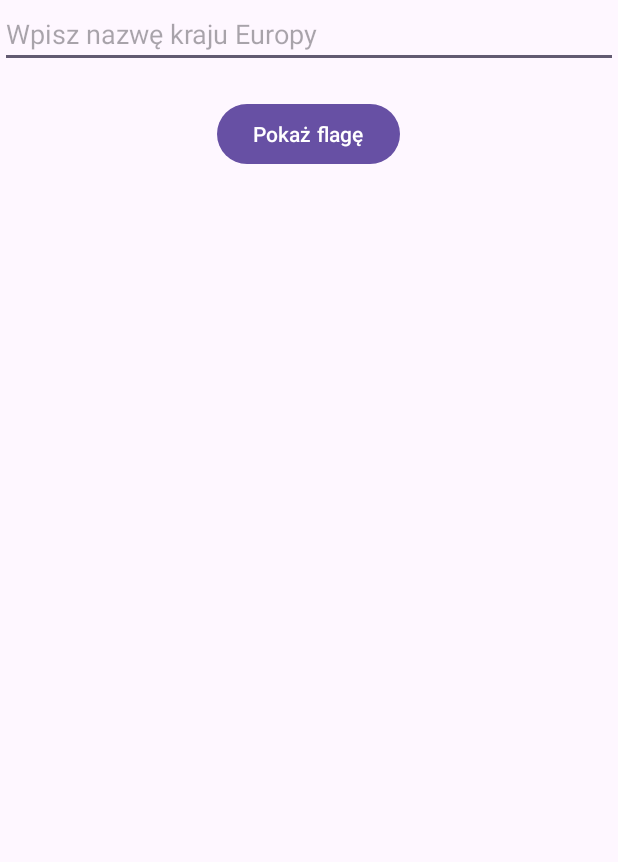
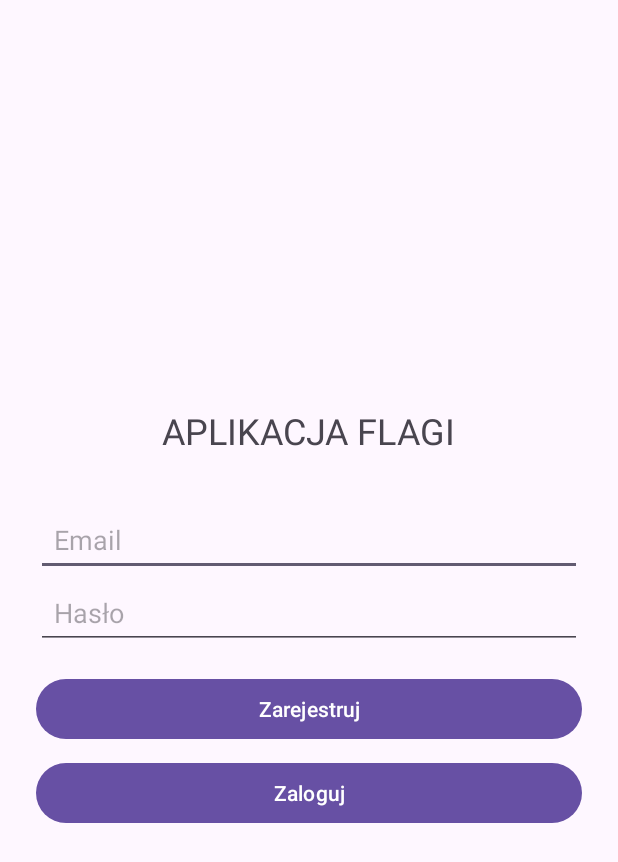
Before and after one commit to szymonwiecki/projekt_android_flagi_mapa, an Android app: the screen it shows after launch (MainActivity before the commit, LoginActivity after it), on a phone screen of 412 x 824 dp. Shown: the top 862 px of the screen. Run offline under Robolectric (Android 15) with nearby library versions, the phone set to English and light mode, and no system bars; our stand-ins replace Firebase (no records; nobody signed in at launch, a user with empty details on screens opened directly).

Commit message:
Initial commit

```diff
--- /dev/null
+++ b/app/src/main/java/com/example/project3/LoginActivity.java
@@ -0,0 +1,63 @@
+// LoginActivity.java
+package com.example.project3;
+
+import android.content.Intent;
+import android.os.Bundle;
+import android.text.TextUtils;
+import android.view.View;
+import android.widget.Button;
+import android.widget.EditText;
+import android.widget.Toast;
+
+import androidx.annotation.NonNull;
+import androidx.appcompat.app.AppCompatActivity;
+
+import com.google.firebase.auth.FirebaseAuth;
+import com.google.firebase.auth.FirebaseUser;
+
+public class LoginActivity extends AppCompatActivity {
+
+    private EditText email, password;
+    private Button registerBtn, loginBtn;
+    private FirebaseAuth auth;
+
+    @Override
+    protected void onCreate(Bundle savedInstanceState) {
+        super.onCreate(savedInstanceState);
+        setContentView(R.layout.activity_login);
+
+        auth = FirebaseAuth.getInstance();
+        email = findViewById(R.id.email);
+        password = findViewById(R.id.password);
+        registerBtn = findViewById(R.id.register_button);
+        loginBtn = findViewById(R.id.login_button);
+
+        registerBtn.setOnClickListener(v -> register());
+        loginBtn.setOnClickListener(v -> login());
+    }
+
+    private void register() {
+        String mail = email.getText().toString();
+        String pass = password.getText().toString();
+        auth.createUserWithEmailAndPassword(mail, pass).addOnCompleteListener(task -> {
+            if (task.isSuccessful()) {
+                Toast.makeText(this, "Zarejestrowano", Toast.LENGTH_SHORT).show();
+            } else {
+                Toast.makeText(this, "Błąd: " + task.getException().getMessage(), Toast.LENGTH_LONG).show();
+            }
+        });
+    }
+
+    private void login() {
+        String mail = email.getText().toString();
+        String pass = password.getText().toString();
+        auth.signInWithEmailAndPassword(mail, pass).addOnCompleteListener(task -> {
+            if (task.isSuccessful()) {
+                startActivity(new Intent(this, MainActivity.class));
+                finish();
+            } else {
+                Toast.makeText(this, "Logowanie nieudane: " + task.getException().getMessage(), Toast.LENGTH_LONG).show();
+            }
+        });
+    }
+}
--- /dev/null
+++ b/app/src/main/res/layout/activity_login.xml
@@ -0,0 +1,47 @@
+<LinearLayout xmlns:android="http://schemas.android.com/apk/res/android"
+    android:orientation="vertical"
+    android:layout_width="match_parent"
+    android:layout_height="match_parent"
+    android:padding="24dp"
+    android:gravity="center">
+
+    <TextView
+        android:layout_width="wrap_content"
+        android:layout_height="wrap_content"
+        android:text="APLIKACJA FLAGI"
+        android:textSize="24sp"
+        android:layout_gravity="center"
+        android:layout_marginBottom="32dp"/>
+
+    <EditText
+        android:id="@+id/email"
+        android:layout_width="match_parent"
+        android:layout_height="wrap_content"
+        android:minHeight="48dp"
+        android:padding="12dp"
+        android:hint="Email" />
+
+    <EditText
+        android:id="@+id/password"
+        android:layout_width="match_parent"
+        android:layout_height="wrap_content"
+        android:minHeight="48dp"
+        android:padding="12dp"
+        android:hint="Hasło"
+        android:inputType="textPassword" />
+
+    <Button
+        android:id="@+id/register_button"
+        android:layout_width="match_parent"
+        android:layout_height="wrap_content"
+        android:text="Zarejestruj"
+        android:layout_marginTop="16dp"/>
+
+    <Button
+        android:id="@+id/login_button"
+        android:layout_width="match_parent"
+        android:layout_height="wrap_content"
+        android:text="Zaloguj"
+        android:layout_marginTop="8dp"/>
+
+</LinearLayout>
--- a/build.gradle.kts
+++ b/build.gradle.kts
@@ -1,4 +1,6 @@
 // Top-level build file where you can add configuration options common to all sub-projects/modules.
 plugins {
     alias(libs.plugins.android.application) apply false
+    id("com.google.gms.google-services") version "4.4.2" apply false
+
 }
--- a/gradle/libs.versions.toml
+++ b/gradle/libs.versions.toml
@@ -7,6 +7,8 @@ appcompat = "1.7.0"
 material = "1.12.0"
 activity = "1.9.3"
 constraintlayout = "2.2.0"
+playServicesMaps = "19.2.0"
+firebaseAuth = "23.2.1"
 
 [libraries]
 junit = { group = "junit", name = "junit", version.ref = "junit" }
@@ -16,6 +18,8 @@ appcompat = { group = "androidx.appcompat", name = "appcompat", version.ref = "a
 material = { group = "com.google.android.material", name = "material", version.ref = "material" }
 activity = { group = "androidx.activity", name = "activity", version.ref = "activity" }
 constraintlayout = { group = "androidx.constraintlayout", name = "constraintlayout", version.ref = "constraintlayout" }
+play-services-maps = { group = "com.google.android.gms", name = "play-services-maps", version.ref = "playServicesMaps" }
+firebase-auth = { group = "com.google.firebase", name = "firebase-auth", version.ref = "firebaseAuth" }
 
 [plugins]
 android-application = { id = "com.android.application", version.ref = "agp" }
```
Also changed, not shown: app/build.gradle.kts (+5 -2 lines), app/src/main/AndroidManifest.xml (+11 -8 lines), app/src/main/java/com/example/project3/Country.java (+10 -0 lines), app/src/main/java/com/example/project3/MainActivity.java (+87 -21 lines), app/src/main/res/layout/activity_main.xml (+14 -0 lines), 1 other file.
